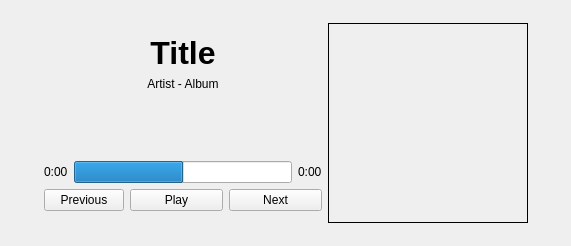
Before: the Qt Designer form pythonCompanion.ui in evallower/pythonCompanion, drawn with Qt 5.
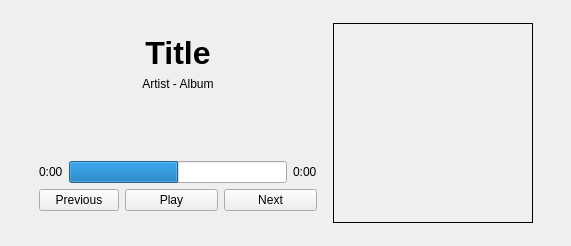
After: the same form once the commit is applied.

Commit message: update curent time and progress bar

What changed in the file:
```diff
--- a/pythonCompanion.ui
+++ b/pythonCompanion.ui
@@ -52,7 +52,7 @@
       <item>
        <layout class="QVBoxLayout" name="verticalLayout">
         <property name="spacing">
-         <number>-1</number>
+         <number>6</number>
         </property>
         <property name="leftMargin">
          <number>0</number>
@@ -183,6 +183,19 @@
         </item>
        </layout>
       </item>
+      <item>
+       <spacer name="horizontalSpacer_3">
+        <property name="orientation">
+         <enum>Qt::Horizontal</enum>
+        </property>
+        <property name="sizeHint" stdset="0">
+         <size>
+          <width>10</width>
+          <height>20</height>
+         </size>
+        </property>
+       </spacer>
+      </item>
       <item>
        <widget class="QLabel" name="artworkImg">
         <property name="sizePolicy">
```
The commit also changes 2 other files.
